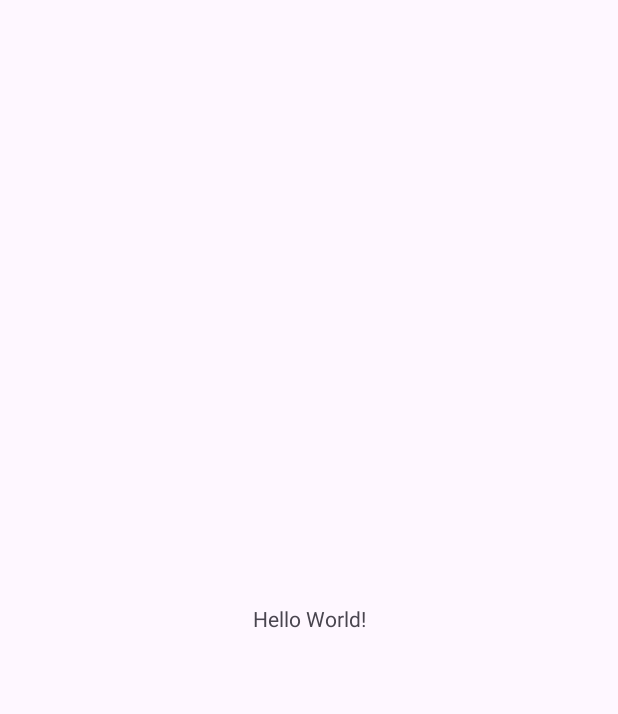
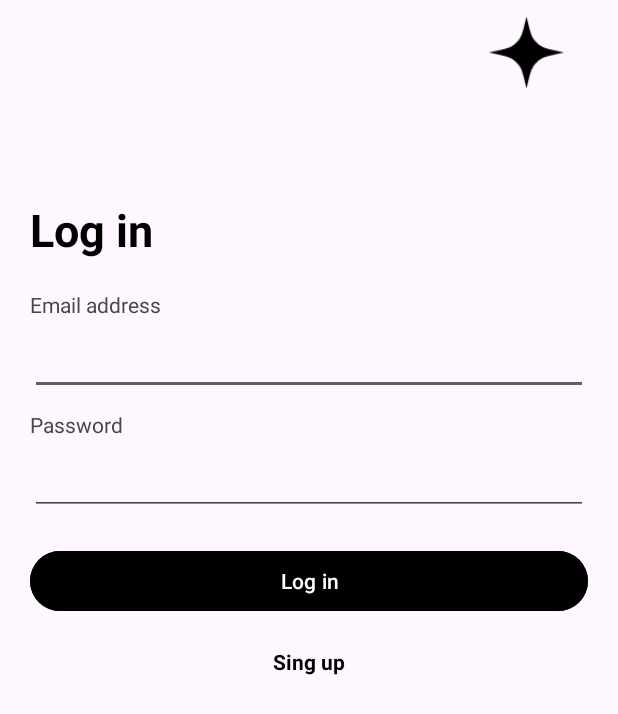
Before and after one commit to Mix200208/registration-app, an Android app: the screen it shows after launch (MainActivity), on a phone screen of 412 x 824 dp. Before the commit the part shown is almost empty. Shown: the top 714 px of the screen. Run offline under Robolectric (Android 15) with nearby library versions, the phone set to English and light mode, and no system bars.

Commit message:
create MainActivity Ui

```diff
--- a/app/src/main/res/layout/activity_main.xml
+++ b/app/src/main/res/layout/activity_main.xml
@@ -6,13 +6,111 @@
     android:layout_height="match_parent"
     tools:context=".ui.MainActivity">
 
+
+    <ImageView
+        android:id="@+id/star"
+        android:layout_width="50dp"
+        android:layout_height="50dp"
+        android:layout_marginTop="10dp"
+        app:layout_constraintEnd_toEndOf="parent"
+        app:layout_constraintStart_toStartOf="parent"
+        app:layout_constraintTop_toTopOf="parent"
+        app:layout_constraintHorizontal_bias="0.9"
+        app:srcCompat="@drawable/ic_star" />
+
     <TextView
+        android:id="@+id/log_in"
         android:layout_width="wrap_content"
         android:layout_height="wrap_content"
-        android:text="Hello World!"
+        android:text="Log in"
+        app:layout_constrainedWidth="true"
+        android:textColor="@color/black"
+        android:textStyle="bold"
+        android:textSize="30dp"
+        app:layout_constraintTop_toBottomOf="@id/star"
         app:layout_constraintBottom_toBottomOf="parent"
+        app:layout_constraintStart_toStartOf="parent"
         app:layout_constraintEnd_toEndOf="parent"
+        app:layout_constraintHorizontal_bias="0.0"
+        android:layout_marginLeft="20dp"
+        app:layout_constraintVertical_bias="0.1"
+       />
+
+    <TextView
+        android:id="@+id/email_text"
+        android:layout_width="wrap_content"
+        android:text="Email address"
+        android:layout_height="wrap_content"
         app:layout_constraintStart_toStartOf="parent"
-        app:layout_constraintTop_toTopOf="parent" />
+        app:layout_constraintTop_toBottomOf="@id/log_in"
+        app:layout_constraintHorizontal_bias="0.0"
+        android:layout_marginLeft="20dp"
+        android:layout_marginTop="20dp"
+        app:layout_constraintEnd_toEndOf="parent"
+        />
+
+    <EditText
+        android:id="@+id/edit_text_email"
+        android:layout_width="0dp"
+        android:layout_height="wrap_content"
+        android:layout_marginTop="5dp"
+        android:layout_marginRight="20dp"
+        app:layout_constraintHorizontal_bias="0"
+        app:layout_constrainedWidth="true"
+        app:layout_constraintStart_toStartOf="@id/email_text"
+        app:layout_constraintEnd_toEndOf="parent"
+        app:layout_constraintTop_toBottomOf="@id/email_text"
+       />
+
+    <TextView
+        android:id="@+id/password"
+        android:text="Password"
+        android:layout_width="wrap_content"
+        android:layout_height="wrap_content"
+        app:layout_constraintStart_toStartOf="parent"
+        android:layout_marginTop="10dp"
+        app:layout_constraintHorizontal_bias="0"
+        android:layout_marginLeft="20dp"
+        app:layout_constraintEnd_toEndOf="parent"
+        app:layout_constraintTop_toBottomOf="@id/edit_text_email"/>
+
+    <EditText
+        android:id="@+id/edit_text_password"
+        android:layout_width="0dp"
+        android:layout_height="wrap_content"
+        android:layout_marginTop="5dp"
+        app:layout_constraintTop_toBottomOf="@id/password"
+        app:layout_constraintStart_toStartOf="@id/password"
+        app:layout_constraintEnd_toEndOf="parent"
+        android:layout_marginRight="20dp"
+        />
+
+    <Button
+        android:id="@+id/log_in_button"
+        android:layout_width="0dp"
+        android:layout_height="wrap_content"
+        android:backgroundTint="@color/black"
+        android:text="Log in"
+        app:layout_constraintStart_toStartOf="parent"
+        app:layout_constraintEnd_toEndOf="parent"
+        app:layout_constraintTop_toBottomOf="@id/edit_text_password"
+        android:layout_marginTop="20dp"
+        android:layout_marginLeft="20dp"
+        android:layout_marginRight="20dp"
+        />
+
+    <TextView
+        android:id="@+id/sing_up"
+        android:layout_width="wrap_content"
+        android:layout_height="wrap_content"
+        android:text="Sing up"
+        android:textColor="@color/black"
+        android:textStyle="bold"
+        app:layout_constraintTop_toBottomOf="@+id/log_in_button"
+        app:layout_constraintStart_toStartOf="parent"
+        app:layout_constraintEnd_toEndOf="parent"
+        android:layout_marginTop="20dp"
+        />
+
 
 </androidx.constraintlayout.widget.ConstraintLayout>
```
Also changed, not shown: app/src/main/res/drawable-hdpi/ic_star.png (added), app/src/main/res/drawable-mdpi/ic_star.png (added), app/src/main/res/drawable-xhdpi/ic_star.png (added), app/src/main/res/drawable-xxhdpi/ic_star.png (added).
